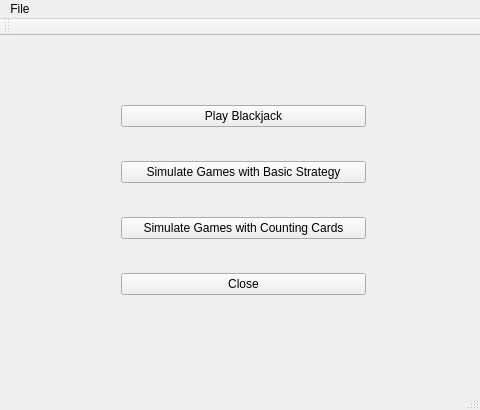
Old version of the form chicken_dinner_ui/src/mainwindow.ui in the repository haydennix55/chicken_dinner.
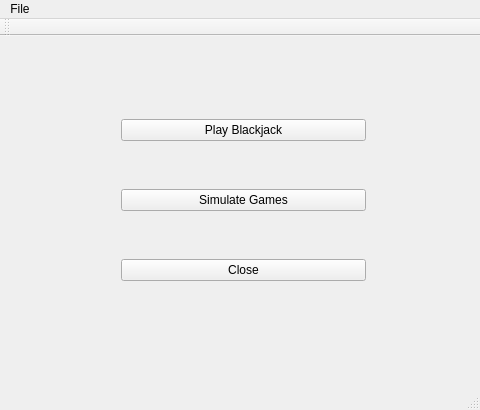
New version of the form.

```diff
--- a/chicken_dinner_ui/src/mainwindow.ui
+++ b/chicken_dinner_ui/src/mainwindow.ui
@@ -67,14 +67,7 @@
      <item>
       <widget class="QPushButton" name="basicButton">
        <property name="text">
-        <string>Simulate Games with Basic Strategy</string>
-       </property>
-      </widget>
-     </item>
-     <item>
-      <widget class="QPushButton" name="countingButton">
-       <property name="text">
-        <string>Simulate Games with Counting Cards</string>
+        <string>Simulate Games</string>
        </property>
       </widget>
      </item>
```
